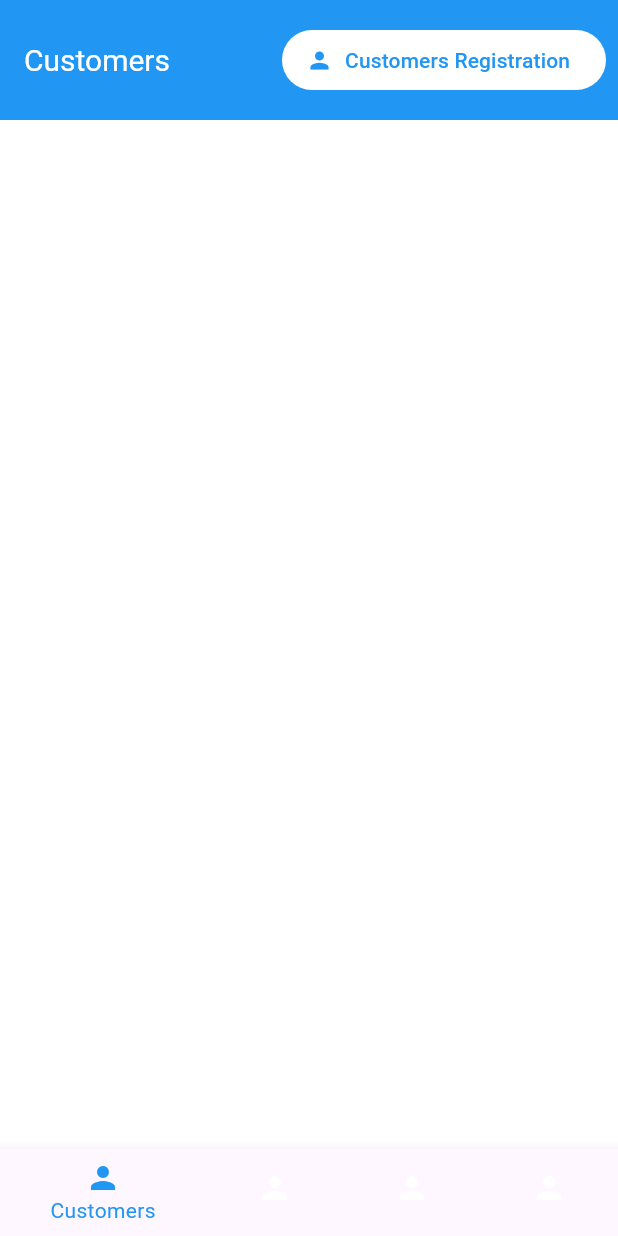
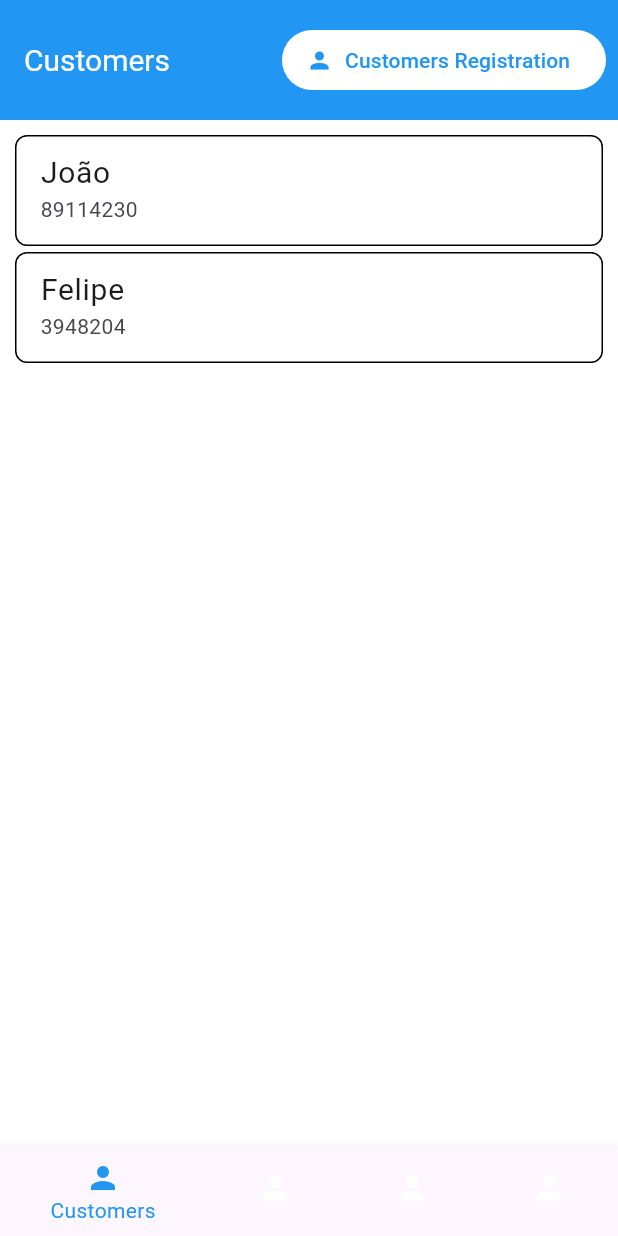
Before and after one commit to JoaoReinert/App_aluguel_de_veiculos, a Flutter app: the screen it shows after launch, on a phone screen of 412 x 824 dp. Run offline on Flutter 3.47's test engine with Material 3 defaults, Android fonts, the phone set to English and light mode, and no system bars.

Commit message:
criando mais rotas e pagina de dados do cleinte e estilizando o list tile

```diff
--- a/lib/myWidget.dart
+++ b/lib/myWidget.dart
@@ -1,5 +1,10 @@
 import 'package:flutter/material.dart';
+import 'pages/CustomerDataPage/customerDataPage.dart';
+import 'pages/CustomerRegistrationPage/customerRegistrationPage.dart';
 import 'pages/HomePage/homePage.dart';
+import 'pages/ManagersRegisterPage/managersRegisterPage.dart';
+import 'pages/RentsPage/rentsPage.dart';
+import 'pages/VehicleRegistrationPage/vehicleRegistrationPage.dart';
 import 'theme.dart';
 
 class MyWidget extends StatelessWidget {
@@ -14,6 +19,11 @@ class MyWidget extends StatelessWidget {
         initialRoute: '/homePage',
         routes: {
           '/homePage' : (context) => const HomePage(),
+          '/customerRegistrationPage' : (context) => const CustomerRegistrationPage(),
+          '/managersRegisterPage' : (context) => const ManagersRegisterPage(),
+          '/vehicleRegistrationPage' : (context) => const VehicleRegistrationPage(),
+          '/rentsPage' : (context) => const RentsPage(),
+          '/customerDataPage' : (context) => const CustomerDataPage(),
         },
     );
   }
--- /dev/null
+++ b/lib/pages/CustomerDataPage/customerDataPage.dart
@@ -0,0 +1,10 @@
+import 'package:flutter/material.dart';
+
+class CustomerDataPage extends StatelessWidget {
+  const CustomerDataPage({super.key});
+
+  @override
+  Widget build(BuildContext context) {
+    return Scaffold(appBar: AppBar(title: Text('Customer Data'),),);
+  }
+}
--- a/lib/pages/CustomerRegistrationPage/customerRegistrationPage.dart
+++ b/lib/pages/CustomerRegistrationPage/customerRegistrationPage.dart
@@ -83,6 +83,21 @@ class CustomerRegistrationPage extends StatelessWidget {
 
   @override
   Widget build(BuildContext context) {
+    final listaNaMao = [
+      CustomerModel(
+          name: 'João',
+          phone: '47999473769',
+          cnpj: '89114230',
+          city: 'Gaspar',
+          state: 'SC'),
+      CustomerModel(
+          name: 'Felipe',
+          phone: '473484020',
+          cnpj: '3948204',
+          city: 'Gaspar',
+          state: 'SC')
+    ];
+
     return ChangeNotifierProvider(
       create: (context) => FunctionsCustomer(),
       child: Consumer<FunctionsCustomer>(
@@ -102,12 +117,29 @@ class CustomerRegistrationPage extends StatelessWidget {
                 ),
               ],
             ),
-            body: ListView.builder(
-              itemCount: state._listCustomer.length,
-              itemBuilder: (context, index) {
-                final customer = state._listCustomer[index];
-                return ListTile(title: Text(customer.name), onTap: () {});
-              },
+            body: Padding(
+              padding: const EdgeInsets.all(8.0),
+              child: ListView.builder(
+                itemCount: listaNaMao.length,
+                itemBuilder: (context, index) {
+                  final customer = listaNaMao[index];
+                  return Padding(
+                    padding: const EdgeInsets.all(2),
+                    child: ListTile(
+                      shape: RoundedRectangleBorder(
+                        side: const BorderSide(color: Colors.black),
+                        borderRadius: BorderRadius.circular(8),
+                      ),
+                      title: Text(
+                        customer.name,
+                        style: const TextStyle(fontSize: 20),
+                      ),
+                      subtitle: Text(customer.cnpj),
+                      onTap: () {},
+                    ),
+                  );
+                },
+              ),
             ),
           );
         },
```
